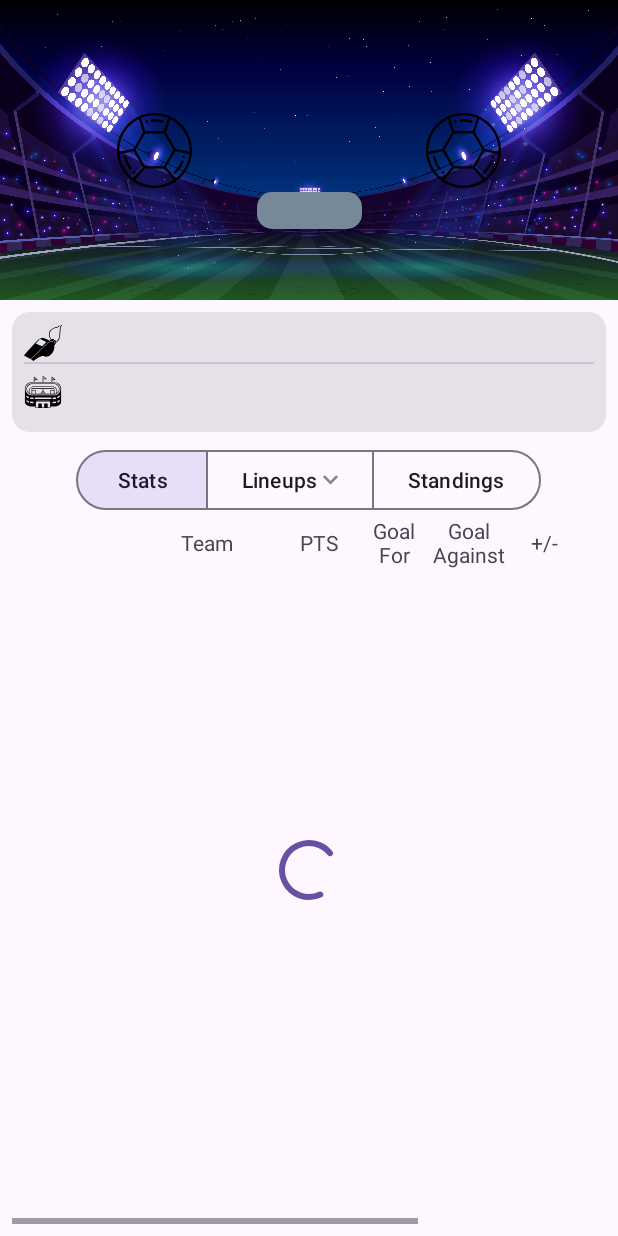
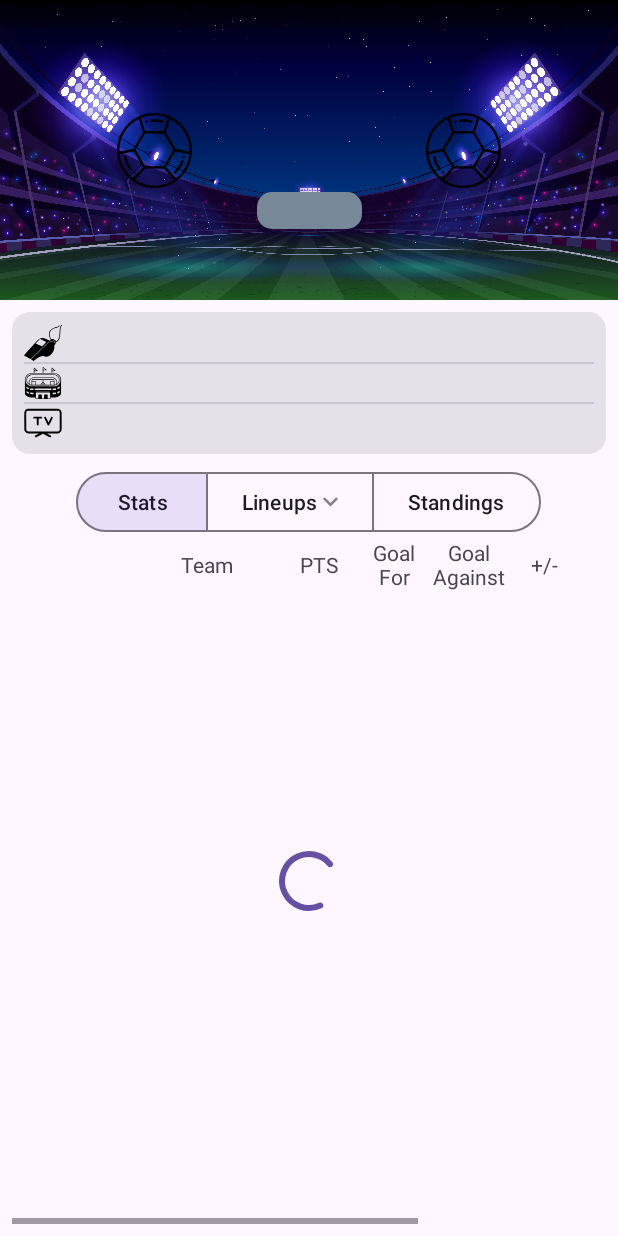
Before and after one commit to ahmedjmm/Sportology, an Android app: the LeagueStandingFragment screen opened through its navigation route, on a phone screen of 412 x 824 dp. Run offline under Robolectric (Android 15) with nearby library versions, the phone set to English and light mode, and no system bars; our stand-ins replace Dagger/Hilt's generated code, data binding; libraries missing offline, so code that uses them is left out: com.github.mikephil.charting; network calls fail; pictures from the network do not load; 12 statements that could not run were skipped.

Commit message:
feat: Add TV channels support for match details and update UI

```diff
--- a/app/src/main/java/com/dev/goalpulse/views/activities/MatchDetailsActivity.kt
+++ b/app/src/main/java/com/dev/goalpulse/views/activities/MatchDetailsActivity.kt
@@ -3,6 +3,7 @@ package com.dev.goalpulse.views.activities
 import android.content.IntentFilter
 import android.content.SharedPreferences
 import android.os.Bundle
+import android.util.Log
 import android.view.View
 import androidx.appcompat.app.AppCompatActivity
 import androidx.appcompat.widget.PopupMenu
@@ -15,6 +16,7 @@ import androidx.navigation.findNavController
 import androidx.navigation.fragment.NavHostFragment
 import androidx.navigation.navArgs
 import com.dev.goalpulse.R
+import com.dev.goalpulse.ResponseState
 import com.dev.goalpulse.databinding.ActivityMatchDetailsBinding
 import com.dev.goalpulse.views.fragments.matchDetails.LeagueStandingFragmentDirections
 import com.dev.goalpulse.views.fragments.matchDetails.MatchLineupsFragmentDirections
@@ -65,6 +67,7 @@ class MatchDetailsActivity : AppCompatActivity(), NetworkConnectivityReceiver.Ne
         this.match = args!!.match
         _binding.matchDetails = this.match
         getMatchStatistics()
+        getMatchTVChannels()
         this.match.graphsId?.let {
             getMatchGraphs()
         }
@@ -116,27 +119,19 @@ class MatchDetailsActivity : AppCompatActivity(), NetworkConnectivityReceiver.Ne
             }
         }
 
-//        viewModel.matchStatisticsLiveData.observe(this) { responseState ->
-//            when(responseState) {
-//                is ResponseState.Success -> {
-//                    _binding.matchDetails = responseState.data
-//                    _binding.dateTime.text = responseState.data?.response?.get(0)?.fixture?.date?.let {
-//                            date -> DateTimeUtils.formatDateTime(date)
-//                    }
-//                    _binding.status.text = responseState.data?.response?.get(0)?.fixture?.status?.long
-//                    _binding.score.text = responseState.data?.response?.get(0)?.goals?.home.toString() + " - " +
-//                            responseState.data?.response?.get(0)?.goals?.away.toString()
-//                }
-//                is ResponseState.Error -> {
-//                    _binding.matchDetails = responseState.data
-//                    _binding.dateTime.text = responseState.data?.response?.get(0)?.fixture?.date?.let {
-//                            date -> DateTimeUtils.formatDateTime(date)
-//                    }
-//                    _binding.status.text = responseState.data?.response?.get(0)?.fixture?.status?.long
-//                }
-//                is ResponseState.Loading -> {}
-//            }
-//        }
+        viewModel.TVChannelsLiveData.observe(this) { responseState ->
+            when(responseState) {
+                is ResponseState.Success -> {
+                    if(!responseState.data.isNullOrEmpty()) {
+                        Log.i("tvChannels", "onCreate: ${responseState.data[0].tvChannels?.get(0)?.name}")
+                        _binding.tvChannels.text = responseState.data[0].tvChannels?.get(0)?.name
+                    }
+                    else
+                        _binding.tvChannels.text = resources.getString(R.string.data_not_provided)
+                }
+                else -> {}
+            }
+        }
     }
 
     private fun startFragment(action: NavDirections) {
@@ -245,14 +240,25 @@ class MatchDetailsActivity : AppCompatActivity(), NetworkConnectivityReceiver.Ne
             val stringGraphId = viewModel.convertArgumentFromIntToString(graphId)
             viewModel.getMatchGraphs(graphId = stringGraphId)
         }
-
     }
 
     fun getMatchPositions() {
         args?.let {
-            val matchPositionsId = it.match.id!!
-            val stringMatchId = viewModel.convertArgumentFromIntToString(matchPositionsId)
+            val matchId = it.match.id!!
+            val stringMatchId = viewModel.convertArgumentFromIntToString(matchId)
             viewModel.getMatchPlayerPositions(matchId = stringMatchId)
         }
     }
+
+    fun getMatchTVChannels() {
+        val current = getResources().configuration.getLocales().get(0)
+        Log.i("TAG", "getMatchCoverage: " + current.country)
+
+        args?.let {
+            val matchId = it.match.id!!
+            val stringMatchId = viewModel.convertArgumentFromIntToString(matchId)
+            val alpha = if(it.match.leagueId == 27) "eq.EG" else "eq.${current.country}"
+            viewModel.getMatchTVChannels(matchId = stringMatchId, alpha)
+        }
+    }
 }
--- /dev/null
+++ b/app/src/main/res/drawable-night/tv.xml
@@ -0,0 +1,9 @@
+<vector xmlns:android="http://schemas.android.com/apk/res/android" android:autoMirrored="true" android:height="25dp" android:viewportHeight="512" android:viewportWidth="512" android:width="25dp">
+
+    <path android:fillColor="@android:color/white" android:pathData="M48.1,65c-19.9,5.3 -35.3,20.5 -41.8,41.5 -1.7,5.7 -1.8,12.2 -1.8,123 0,128.5 -0.3,121.6 6.2,135.4 4.6,9.7 15.8,21.1 25.3,25.8 12.9,6.4 10.9,6.3 92.7,6.3 40.9,-0 74.3,0.3 74.3,0.7 0,0.5 -11.5,6.9 -25.6,14.3 -14.1,7.4 -26.7,14.5 -28,15.8 -3.5,3.6 -4,8.3 -1.5,13.4 2.6,5.5 7,8.2 12,7.5 2.1,-0.3 23,-10.8 49.9,-25l46.3,-24.5 46.2,24.6c49.6,26.4 50.9,26.9 57.1,22.9 5.7,-3.8 7.2,-14.3 2.7,-19.1 -1.2,-1.3 -13.6,-8.3 -27.6,-15.7 -14,-7.4 -25.5,-13.7 -25.5,-14.2 0,-0.4 33.4,-0.7 74.3,-0.7 81.8,-0 79.8,0.1 92.7,-6.3 9.4,-4.6 20.5,-16 25.2,-25.7 6.6,-13.8 6.3,-6.8 6.3,-135.5 0,-110.8 -0.1,-117.3 -1.8,-123 -3.2,-10.2 -8.7,-19.5 -15.7,-26.5 -7.8,-7.7 -16,-12.3 -26.6,-15 -7.6,-2 -11.7,-2 -207.8,-1.9 -194.5,-0 -200.3,0.1 -207.5,1.9zM463.4,91.9c6.6,3.3 12.2,9.1 15.5,16l2.6,5.6 0,117 0,117 -2.3,4.6c-3.7,7.5 -8.7,12.5 -16,16.1l-6.7,3.3 -200.5,-0 -200.5,-0 -6.7,-3.3c-7.3,-3.6 -12.3,-8.6 -16,-16.1l-2.3,-4.6 -0.3,-114.9c-0.3,-126.5 -0.6,-120.2 5.9,-129.9 3.4,-5.1 9.6,-10 15.7,-12.2 3.1,-1.1 36.3,-1.3 205.2,-1.2l201.5,0.2 4.9,2.4z" android:strokeColor="#00000000"/>
+
+    <path android:fillColor="@android:color/white" android:pathData="M131.1,172.7c-2.3,1.2 -4,3.1 -5.3,6 -2.2,5 -1.8,8.8 1.4,12.9 3.8,4.7 7.1,5.4 26.7,5.4l18,-0 0.3,41.2c0.3,37.3 0.5,41.6 2.1,44.5 3.3,6.2 12.8,8.4 18.1,4.2 5.6,-4.4 5.6,-4.3 5.6,-48.9l0,-41 18.3,-0.1c11.4,-0 19.5,-0.5 21.6,-1.2 9.6,-3.4 10.7,-17.3 1.8,-22.7 -3.1,-1.9 -5.4,-2 -54.2,-2 -45.6,-0 -51.4,0.2 -54.4,1.7z" android:strokeColor="#00000000"/>
+
+    <path android:fillColor="@android:color/white" android:pathData="M279.4,172.4c-1.7,0.7 -4,2.6 -5.2,4.1 -4.5,5.7 -4.1,7 21,58.4 12.7,26.2 24.3,48.9 25.8,50.4 5,5.2 14.9,4.6 18.8,-1.2 2.6,-3.8 46.9,-95.1 47.7,-98.3 0.4,-1.7 0,-4.2 -1.3,-7 -3.3,-7.5 -11.7,-9.8 -18.7,-5.2 -2.5,1.6 -11.4,18.9 -31.7,61.3 -3.2,6.8 -6,12.2 -6.2,12 -0.2,-0.2 -7.8,-15.9 -17,-34.9 -9.3,-19.2 -18,-35.8 -19.5,-37.3 -3.3,-3.4 -9.2,-4.4 -13.7,-2.3z" android:strokeColor="#00000000"/>
+
+</vector>
--- a/app/src/main/res/drawable/football_whistle_of_referee.xml
+++ b/app/src/main/res/drawable/football_whistle_of_referee.xml
@@ -1,8 +1,8 @@
 <vector android:autoMirrored="true" android:height="25dp"
     android:viewportHeight="512" android:viewportWidth="512"
     android:width="25dp" xmlns:android="http://schemas.android.com/apk/res/android">
-    <path android:fillColor="#000000"
+    <path android:fillColor="@android:color/black"
         android:pathData="M499,19.6c-11.4,10.3 -14.4,21.9 -17.5,67.9 -2.4,34.6 -4.4,60.9 -5.6,71.5 -3.1,28 -11.7,49.9 -25.3,64.5 -5.5,5.9 -16.3,13.5 -19.1,13.5 -0.6,-0 -1.7,-2.7 -2.3,-5.9 -1.5,-7 -6.6,-15.2 -10.3,-16.5 -3.7,-1.2 -6.7,-0.3 -13.8,4.5 -6.3,4.2 -21.6,18.5 -24.4,22.7 -1.4,2.1 -1.7,2.2 -3.9,1 -3.7,-2.1 -22,-1.7 -28.8,0.6 -12,4.1 -21.1,9.7 -31.5,19.6 -5.5,5.3 -55.7,53.2 -111.5,106.4 -55.8,53.3 -103.7,99 -106.4,101.6l-4.8,4.7 13.8,8.5c7.7,4.7 15.8,9.5 18,10.8l4.2,2.4 8.3,-7c39.4,-33.2 80.2,-55.4 109.1,-59.4 12.1,-1.7 19.8,-0.7 27.5,3.6 7.6,4.2 19.5,7.4 27.5,7.4 39.8,-0 82.3,-38.8 99.4,-90.6 5.5,-16.9 6.7,-24.8 6.9,-46.2l0.3,-19.2 7.2,-7.6c7.9,-8.3 11.5,-15 13.3,-24.3l1.1,-5.8 6.6,-3.1c8.3,-3.8 19.2,-12.4 24.5,-19.1 6.8,-8.6 13.1,-20.6 16.9,-32 6.2,-18.7 7.8,-32.2 12.6,-102.1 1.1,-16.2 2.5,-32.9 3.1,-37 2,-13.9 5.4,-22.6 11,-27.6 6.4,-5.8 6.9,-6.4 6.9,-8.2 0,-2.6 -2,-4.2 -5.1,-4.2 -1.8,-0 -4.4,1.5 -7.9,4.6zM418.4,236.1c3.6,2.9 3.4,4.9 -0.7,4.9 -4.2,-0 -7.7,2.5 -7.7,5.4 0,3.5 2.3,4.9 7.5,4.4 5.1,-0.4 5.6,0.6 2.5,4.4 -6,7.7 -13.6,1.4 -12.8,-10.5 0.4,-5 0.9,-6.4 3.2,-8.4 3.3,-2.8 4.6,-2.9 8,-0.2z" android:strokeColor="#00000000"/>
-    <path android:fillColor="#000000"
+    <path android:fillColor="@android:color/black"
         android:pathData="M469.8,18.7c-0.9,1 -1.9,3.3 -2.3,5.1 -0.8,3.9 -4.7,8.7 -8.6,10.8 -1.6,0.8 -10,3 -18.7,4.8 -26,5.6 -41.4,11.8 -59.2,24 -25,17.1 -37.2,32.3 -43.2,53.3 -3.4,12.1 -3.2,31.2 0.5,45.6 4.2,16 11.6,33.1 20.7,47.4 1.4,2.2 1.1,2.6 -4.8,8.6l-6.3,6.4 -26.2,-13.2c-38.3,-19.2 -49.4,-23.2 -67.4,-24.2 -7.2,-0.4 -13.5,-0.1 -17.5,0.7 -15.4,3 -32.2,12.2 -46.8,25.7 -12.6,11.7 -189,208.6 -188.8,210.8 0.1,1.3 87.9,47.6 89.5,47.3 0.7,-0.2 49,-46 107.4,-101.8 137.7,-131.6 124.9,-119.9 137.2,-125.9 15.4,-7.6 27.7,-9.8 37.9,-6.7l4.6,1.3 2.9,-3.8c3.1,-4.3 15.9,-15.4 24.1,-20.9 2.8,-1.9 5,-3.9 4.9,-4.4 -0.2,-0.5 -4.1,-2.5 -8.7,-4.4 -10.6,-4.3 -18.8,-4.8 -26.4,-1.4 -2.7,1.2 -5.2,2.2 -5.7,2.2 -1.3,-0 -8.9,-13.6 -13.7,-24.5 -17.7,-40.7 -11.9,-75.5 16.5,-99 15.2,-12.6 32.4,-22.5 48.5,-27.9 4.1,-1.4 14.2,-3.9 22.4,-5.7 21.8,-4.5 27,-7.3 31.9,-17 3.4,-6.5 4.1,-11.2 2,-13.2 -2.1,-2.2 -4.8,-2.1 -6.7,-0zM252.8,220.1c19.6,9.4 38.3,18.5 41.6,20.1l5.9,3 -21.5,21.6c-11.8,12 -24.3,25 -27.9,29l-6.4,7.2 -42.7,-19.7 -42.7,-19.6 4.1,-4.6c25.8,-28.6 51.1,-54.1 53.5,-54.1 0.2,-0 16.5,7.7 36.1,17.1z" android:strokeColor="#00000000"/>
 </vector>
--- /dev/null
+++ b/app/src/main/res/drawable/tv.xml
@@ -0,0 +1,9 @@
+<vector xmlns:android="http://schemas.android.com/apk/res/android" android:autoMirrored="true" android:height="25dp" android:viewportHeight="512" android:viewportWidth="512" android:width="25dp">
+
+    <path android:fillColor="#000000" android:pathData="M48.1,65c-19.9,5.3 -35.3,20.5 -41.8,41.5 -1.7,5.7 -1.8,12.2 -1.8,123 0,128.5 -0.3,121.6 6.2,135.4 4.6,9.7 15.8,21.1 25.3,25.8 12.9,6.4 10.9,6.3 92.7,6.3 40.9,-0 74.3,0.3 74.3,0.7 0,0.5 -11.5,6.9 -25.6,14.3 -14.1,7.4 -26.7,14.5 -28,15.8 -3.5,3.6 -4,8.3 -1.5,13.4 2.6,5.5 7,8.2 12,7.5 2.1,-0.3 23,-10.8 49.9,-25l46.3,-24.5 46.2,24.6c49.6,26.4 50.9,26.9 57.1,22.9 5.7,-3.8 7.2,-14.3 2.7,-19.1 -1.2,-1.3 -13.6,-8.3 -27.6,-15.7 -14,-7.4 -25.5,-13.7 -25.5,-14.2 0,-0.4 33.4,-0.7 74.3,-0.7 81.8,-0 79.8,0.1 92.7,-6.3 9.4,-4.6 20.5,-16 25.2,-25.7 6.6,-13.8 6.3,-6.8 6.3,-135.5 0,-110.8 -0.1,-117.3 -1.8,-123 -3.2,-10.2 -8.7,-19.5 -15.7,-26.5 -7.8,-7.7 -16,-12.3 -26.6,-15 -7.6,-2 -11.7,-2 -207.8,-1.9 -194.5,-0 -200.3,0.1 -207.5,1.9zM463.4,91.9c6.6,3.3 12.2,9.1 15.5,16l2.6,5.6 0,117 0,117 -2.3,4.6c-3.7,7.5 -8.7,12.5 -16,16.1l-6.7,3.3 -200.5,-0 -200.5,-0 -6.7,-3.3c-7.3,-3.6 -12.3,-8.6 -16,-16.1l-2.3,-4.6 -0.3,-114.9c-0.3,-126.5 -0.6,-120.2 5.9,-129.9 3.4,-5.1 9.6,-10 15.7,-12.2 3.1,-1.1 36.3,-1.3 205.2,-1.2l201.5,0.2 4.9,2.4z" android:strokeColor="#00000000"/>
+
+    <path android:fillColor="#000000" android:pathData="M131.1,172.7c-2.3,1.2 -4,3.1 -5.3,6 -2.2,5 -1.8,8.8 1.4,12.9 3.8,4.7 7.1,5.4 26.7,5.4l18,-0 0.3,41.2c0.3,37.3 0.5,41.6 2.1,44.5 3.3,6.2 12.8,8.4 18.1,4.2 5.6,-4.4 5.6,-4.3 5.6,-48.9l0,-41 18.3,-0.1c11.4,-0 19.5,-0.5 21.6,-1.2 9.6,-3.4 10.7,-17.3 1.8,-22.7 -3.1,-1.9 -5.4,-2 -54.2,-2 -45.6,-0 -51.4,0.2 -54.4,1.7z" android:strokeColor="#00000000"/>
+
+    <path android:fillColor="#000000" android:pathData="M279.4,172.4c-1.7,0.7 -4,2.6 -5.2,4.1 -4.5,5.7 -4.1,7 21,58.4 12.7,26.2 24.3,48.9 25.8,50.4 5,5.2 14.9,4.6 18.8,-1.2 2.6,-3.8 46.9,-95.1 47.7,-98.3 0.4,-1.7 0,-4.2 -1.3,-7 -3.3,-7.5 -11.7,-9.8 -18.7,-5.2 -2.5,1.6 -11.4,18.9 -31.7,61.3 -3.2,6.8 -6,12.2 -6.2,12 -0.2,-0.2 -7.8,-15.9 -17,-34.9 -9.3,-19.2 -18,-35.8 -19.5,-37.3 -3.3,-3.4 -9.2,-4.4 -13.7,-2.3z" android:strokeColor="#00000000"/>
+
+</vector>
--- a/app/src/main/res/layout/activity_match_details.xml
+++ b/app/src/main/res/layout/activity_match_details.xml
@@ -91,7 +91,7 @@
         <com.google.android.material.card.MaterialCardView
             android:id="@+id/weatherInfo"
             android:layout_width="match_parent"
-            android:layout_height="80dp"
+            android:layout_height="wrap_content"
             android:layout_margin="8dp"
             app:layout_constraintTop_toBottomOf="@id/toolbarImage"
             style="?attr/materialCardViewFilledStyle">
@@ -119,6 +119,18 @@
                     android:text="@{matchDetails.arenaName}"
                     android:drawablePadding="5dp"
                     app:drawableLeftCompat="@drawable/stadium_icon" />
+
+                <com.google.android.material.divider.MaterialDivider
+                    android:layout_width="match_parent"
+                    android:layout_height="wrap_content"/>
+
+                <TextView
+                    android:id="@+id/tv_channels"
+                    android:layout_width="match_parent"
+                    android:layout_height="match_parent"
+                    android:gravity="center_vertical"
+                    android:drawablePadding="5dp"
+                    app:drawableLeftCompat="@drawable/tv" />
             </LinearLayout>
         </com.google.android.material.card.MaterialCardView>
 
```
Also changed, not shown: app/src/main/java/com/dev/goalpulse/api/FootballApi.kt (+8 -0 lines), app/src/main/java/com/dev/goalpulse/models/football/TVChannels.kt (added, +29 -0 lines), app/src/main/java/com/dev/goalpulse/repositories/DataCache.kt (+17 -5 lines), app/src/main/java/com/dev/goalpulse/repositories/RemoteRepository.kt (+17 -1 lines), app/src/main/java/com/dev/goalpulse/viewModels/MatchDetailsViewModel.kt (+14 -2 lines).
